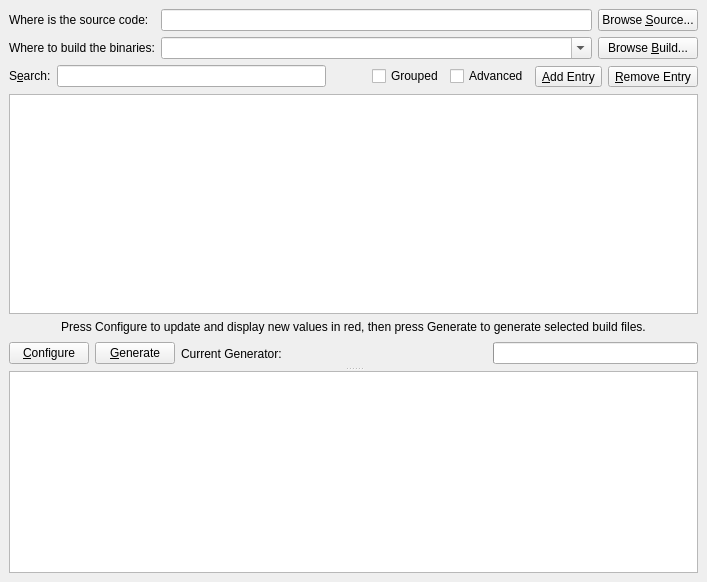
Before: the Qt Designer form Source/QtDialog/CMakeSetupDialog.ui in Starlink/cmake, drawn with Qt 5.
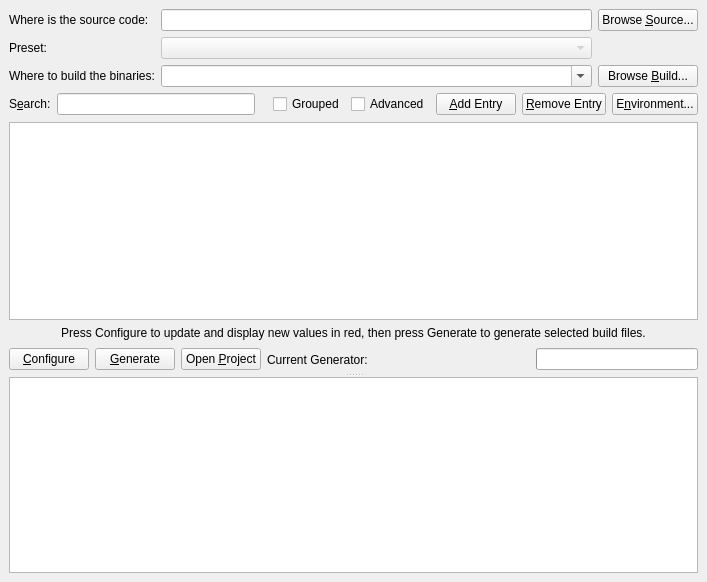
After: the same form once the commit is applied. Icons and pictures are not drawn. Custom widgets are drawn as their Qt base class.

Diff of the .ui file:
```diff
--- a/Source/QtDialog/CMakeSetupDialog.ui
+++ b/Source/QtDialog/CMakeSetupDialog.ui
@@ -45,14 +45,28 @@
      <item row="1" column="0">
       <widget class="QLabel" name="label_2">
        <property name="text">
-        <string>Where to build the binaries:</string>
+        <string>Preset:</string>
        </property>
       </widget>
      </item>
      <item row="1" column="1">
+      <widget class="QCMakePresetComboBox" name="Preset">
+       <property name="enabled">
+        <bool>false</bool>
+       </property>
+      </widget>
+     </item>
+     <item row="2" column="0">
+      <widget class="QLabel" name="BinaryLabel">
+       <property name="text">
+        <string>Where to build the binaries:</string>
+       </property>
+      </widget>
+     </item>
+     <item row="2" column="1">
       <widget class="QComboBox" name="BinaryDirectory">
        <property name="sizePolicy">
-        <sizepolicy hsizetype="Ignored" vsizetype="Fixed">
+        <sizepolicy hsizetype="Expanding" vsizetype="Fixed">
          <horstretch>0</horstretch>
          <verstretch>0</verstretch>
         </sizepolicy>
@@ -62,7 +76,7 @@
        </property>
       </widget>
      </item>
-     <item row="1" column="2">
+     <item row="2" column="2">
       <widget class="QPushButton" name="BrowseBinaryDirectoryButton">
        <property name="text">
         <string>Browse &amp;Build...</string>
@@ -134,7 +148,7 @@
            </property>
            <property name="sizeHint" stdset="0">
             <size>
-             <width>40</width>
+             <width>12</width>
              <height>23</height>
             </size>
            </property>
@@ -155,7 +169,7 @@
           </widget>
          </item>
          <item>
-          <widget class="QToolButton" name="AddEntry">
+          <widget class="QPushButton" name="AddEntry">
            <property name="toolTip">
             <string>Add New Entry</string>
            </property>
@@ -166,13 +180,10 @@
             <iconset resource="CMakeSetup.qrc">
              <normaloff>:/Icons/Plus16.png</normaloff>:/Icons/Plus16.png</iconset>
            </property>
-           <property name="toolButtonStyle">
-            <enum>Qt::ToolButtonTextBesideIcon</enum>
-           </property>
           </widget>
          </item>
          <item>
-          <widget class="QToolButton" name="RemoveEntry">
+          <widget class="QPushButton" name="RemoveEntry">
            <property name="toolTip">
             <string>Remove Selected Entries</string>
            </property>
@@ -183,8 +194,12 @@
             <iconset resource="CMakeSetup.qrc">
              <normaloff>:/Icons/Delete16.png</normaloff>:/Icons/Delete16.png</iconset>
            </property>
-           <property name="toolButtonStyle">
-            <enum>Qt::ToolButtonTextBesideIcon</enum>
+          </widget>
+         </item>
+         <item>
+          <widget class="QPushButton" name="Environment">
+           <property name="text">
+            <string>E&amp;nvironment...</string>
            </property>
           </widget>
          </item>
@@ -238,6 +253,13 @@
            </property>
           </widget>
          </item>
+         <item>
+          <widget class="QPushButton" name="OpenProjectButton">
+           <property name="text">
+            <string>Open &amp;Project</string>
+           </property>
+          </widget>
+         </item>
          <item>
           <widget class="QLabel" name="Generator">
            <property name="text">
@@ -305,6 +327,11 @@
    <extends>QTreeView</extends>
    <header>QCMakeCacheView.h</header>
   </customwidget>
+  <customwidget>
+   <class>QCMakePresetComboBox</class>
+   <extends>QComboBox</extends>
+   <header>QCMakePresetComboBox.h</header>
+  </customwidget>
  </customwidgets>
  <resources>
   <include location="CMakeSetup.qrc"/>
```
Left out of the diff: 63 changed lines with no effect on the pictures.
